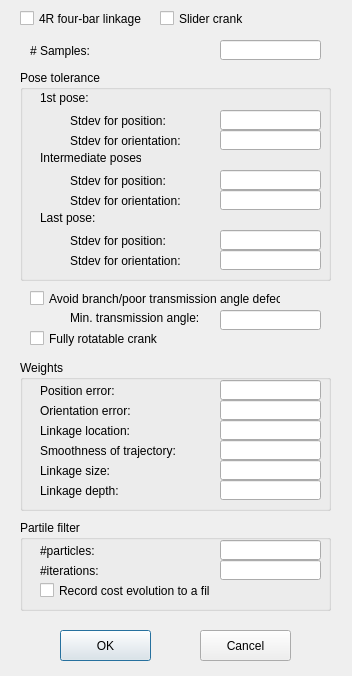
The window that KinematicDesign/LinkageSynthesisOptionDialog.ui (gnishida/KinematicDesign) describes before a commit, drawn with Qt 5.
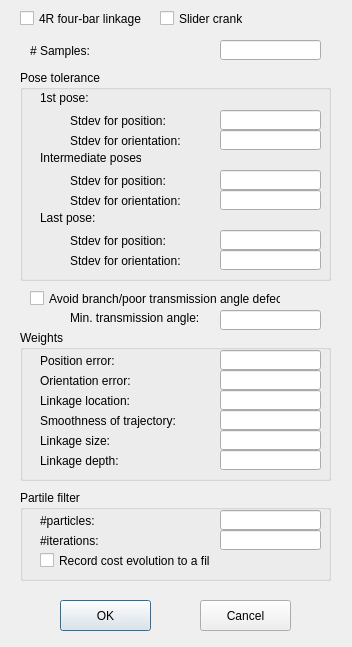
The same window after the commit.

Commit message: remove checkRotatableCrankDefect

Patch:
```diff
--- a/KinematicDesign/LinkageSynthesisOptionDialog.ui
+++ b/KinematicDesign/LinkageSynthesisOptionDialog.ui
@@ -7,7 +7,7 @@
     <x>0</x>
     <y>0</y>
     <width>352</width>
-    <height>676</height>
+    <height>647</height>
    </rect>
   </property>
   <property name="windowTitle">
@@ -49,24 +49,11 @@
     <string>Avoid branch/poor transmission angle defect</string>
    </property>
   </widget>
-  <widget class="QCheckBox" name="checkBoxRotatableCrank">
-   <property name="geometry">
-    <rect>
-     <x>30</x>
-     <y>330</y>
-     <width>131</width>
-     <height>17</height>
-    </rect>
-   </property>
-   <property name="text">
-    <string>Fully rotatable crank</string>
-   </property>
-  </widget>
   <widget class="QPushButton" name="pushButtonOK">
    <property name="geometry">
     <rect>
      <x>60</x>
-     <y>630</y>
+     <y>600</y>
      <width>91</width>
      <height>31</height>
     </rect>
@@ -79,7 +66,7 @@
    <property name="geometry">
     <rect>
      <x>200</x>
-     <y>630</y>
+     <y>600</y>
      <width>91</width>
      <height>31</height>
     </rect>
@@ -282,7 +269,7 @@
    <property name="geometry">
     <rect>
      <x>20</x>
-     <y>360</y>
+     <y>330</y>
      <width>311</width>
      <height>151</height>
     </rect>
@@ -433,7 +420,7 @@
    <property name="geometry">
     <rect>
      <x>20</x>
-     <y>520</y>
+     <y>490</y>
      <width>311</width>
      <height>91</height>
     </rect>
```
The commit also changes 10 other files.
